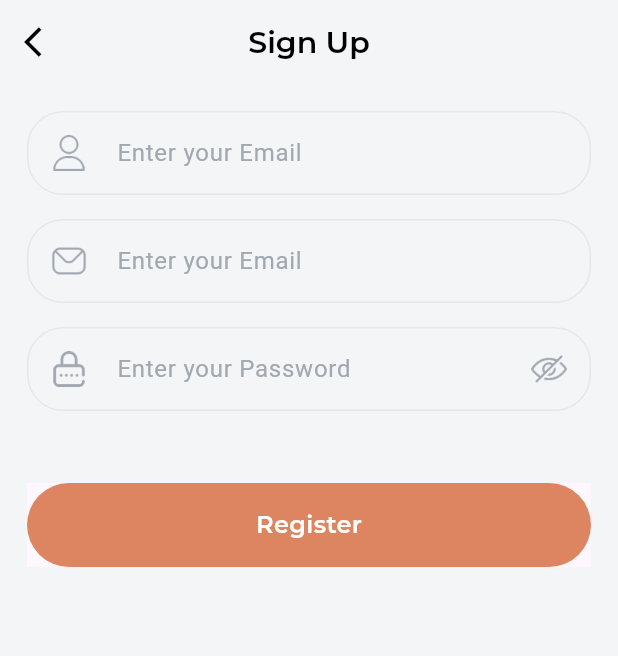
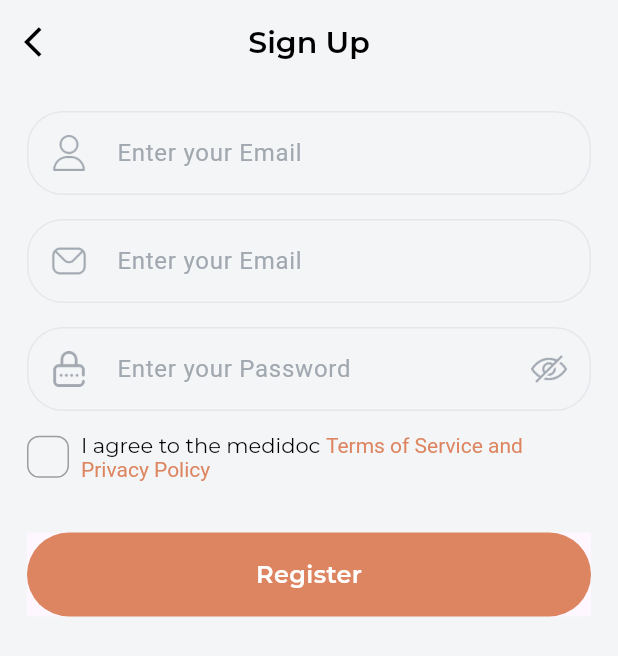
Before and after one commit to MohamedElnaggar-dev/suits, a Flutter app: the SignupView screen opened by its route, on a phone screen of 412 x 824 dp. Shown: the top 656 px of the screen. Run offline on Flutter 3.47's test engine with Material 3 defaults, Android fonts, the phone set to English and light mode, and no system bars; our stand-ins replace equatable, flutter_svg, go_router, smooth_page_indicator.

Commit message:
sign up view done

```diff
--- a/lib/features/auth/presentation/view/signup_view.dart
+++ b/lib/features/auth/presentation/view/signup_view.dart
@@ -1,15 +1,25 @@
 import 'package:flutter/material.dart';
+import 'package:go_router/go_router.dart';
 import 'package:suits_app/core/utils/constants/app_colors.dart';
 import 'package:suits_app/core/utils/constants/app_dimensions.dart';
+import 'package:suits_app/core/utils/router/app_routes.dart';
 import 'package:suits_app/core/utils/ui/app_bar.dart';
 import 'package:suits_app/core/utils/ui/app_button.dart';
 import 'package:suits_app/features/auth/presentation/widgets/custom_email_text_field.dart';
 import 'package:suits_app/features/auth/presentation/widgets/custom_name_text_field.dart';
 import 'package:suits_app/features/auth/presentation/widgets/custom_password_text_field.dart';
+import 'package:suits_app/features/auth/presentation/widgets/terms_and_conditions.dart';
 
-class SignupView extends StatelessWidget {
+class SignupView extends StatefulWidget {
   const SignupView({super.key});
 
+  @override
+  State<SignupView> createState() => _SignupViewState();
+}
+
+bool change = false;
+
+class _SignupViewState extends State<SignupView> {
   @override
   Widget build(BuildContext context) {
     return Scaffold(
@@ -25,10 +35,19 @@ class SignupView extends StatelessWidget {
             const SizedBox(height: AppDimensions.medium),
             CustomPasswordTextField(),
             const SizedBox(height: AppDimensions.small),
-
+            TermsAndConditions(
+              changed: (value) {
+                value = change;
+              },
+            ),
             const SizedBox(height: 34),
 
-            AppButton(onTap: () {}, text: 'Register'),
+            AppButton(
+              onTap: () {
+                context.go(AppRouter.kLoginView);
+              },
+              text: 'Register',
+            ),
             const SizedBox(height: AppDimensions.medium),
           ],
         ),
--- a/lib/features/auth/presentation/widgets/custom_text.dart
+++ b/lib/features/auth/presentation/widgets/custom_text.dart
@@ -17,7 +17,7 @@ class CustomText extends StatelessWidget {
   Widget build(BuildContext context) {
     return RichText(
       text: TextSpan(
-        style: AppStyles.reguler(),
+        style: AppStyles.reguler(color: Colors.black),
         children: [
           TextSpan(text: blackText),
           TextSpan(
--- a/lib/features/auth/presentation/widgets/terms_and_conditions.dart
+++ b/lib/features/auth/presentation/widgets/terms_and_conditions.dart
@@ -26,7 +26,7 @@ class _TermsAndConditionsState extends State<TermsAndConditions> {
             setState(() {});
           },
         ),
-        const SizedBox(width: 8), // مسافة صغيرة
+        const SizedBox(width: 8),
         const Expanded(
           child: CustomText(
             blackText: 'I agree to the medidoc ',
```
